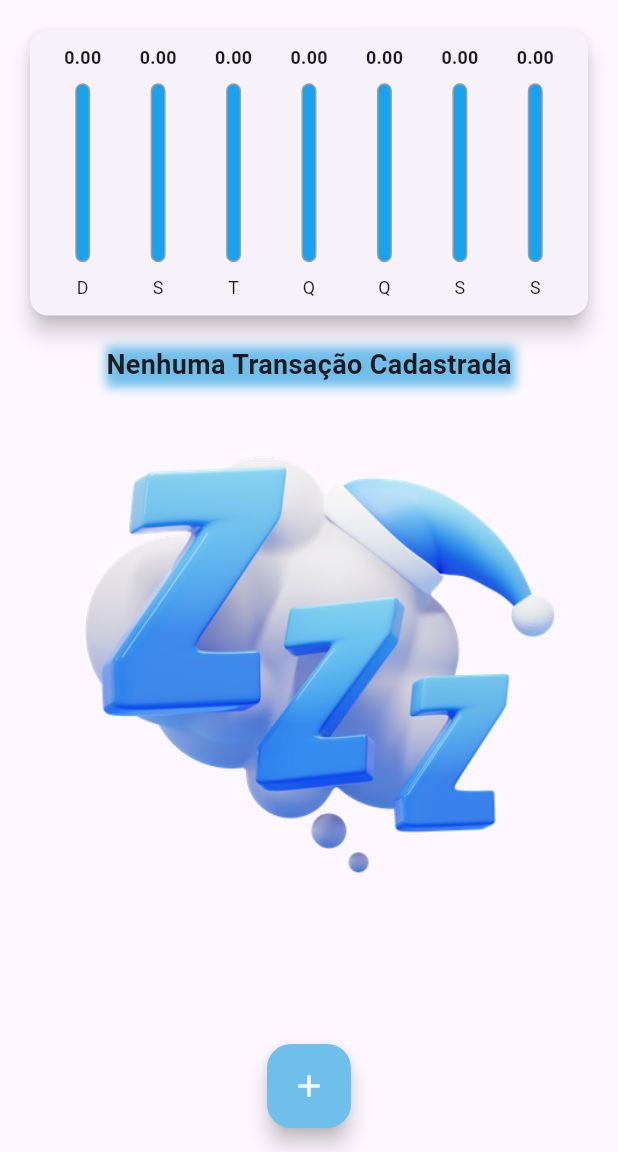
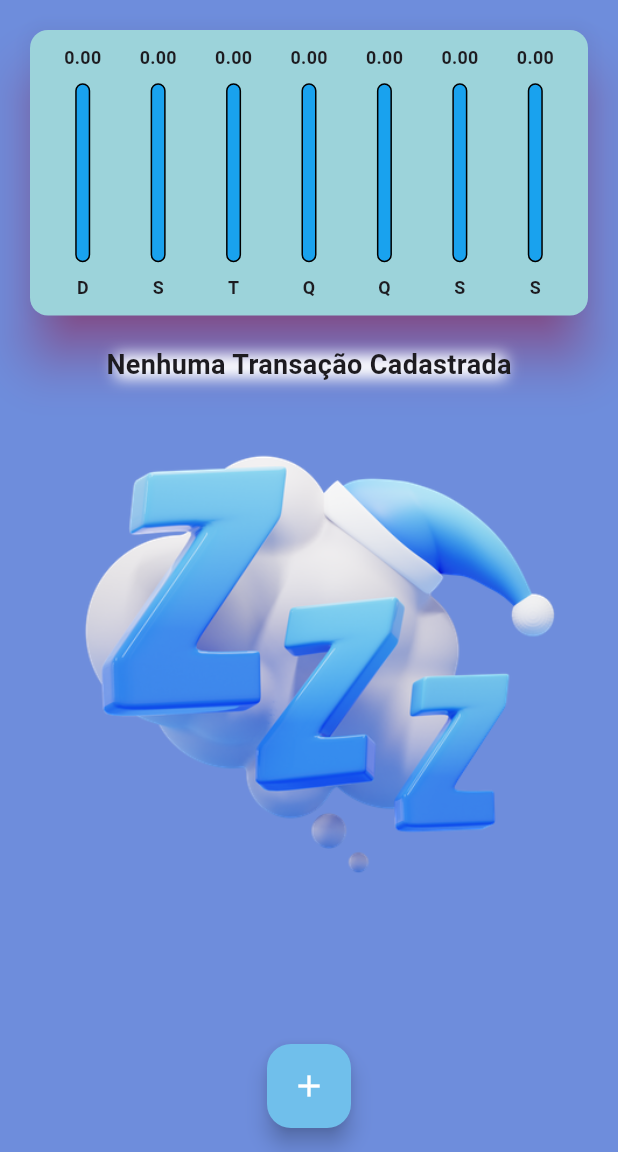
Before and after one commit to Cardoso21/despesasAap, a Flutter app: the screen it shows after launch, on a phone screen of 412 x 824 dp, the part 84-1236 px from its top. Run offline on Flutter 3.47's test engine with Material 3 defaults, Android fonts, the phone set to English and light mode, and no system bars; Roboto replaces fonts that are missing (RobotoMano).

Commit message:
atualizando style

```diff
--- a/lib/components/chart.dart
+++ b/lib/components/chart.dart
@@ -42,7 +42,9 @@ class Chart extends StatelessWidget {
   @override
   Widget build(BuildContext context) {
     return Card(
-      elevation: 6,
+      color: Color.fromRGBO(156, 211, 218, 1.0),
+      shadowColor: Colors.pink,
+      elevation: 15,
       margin: const EdgeInsets.all(20),
       child: Padding(
         padding: const EdgeInsets.all(10),
--- a/lib/components/chart_bar.dart
+++ b/lib/components/chart_bar.dart
@@ -34,7 +34,7 @@ class ChartBar extends StatelessWidget {
               children: [
                 Container(
                   decoration: BoxDecoration(
-                    border: Border.all(color: Colors.grey, width: 1.0),
+                    border: Border.all(color: Colors.black, width: 1.0),
                     color: Color.fromRGBO(25, 162, 238, 1.0),
                     borderRadius: BorderRadius.circular(10),
                   ),
@@ -56,7 +56,9 @@ class ChartBar extends StatelessWidget {
           Container(
             height: constraintis.maxHeight * 0.10,
             child: FittedBox(
-              child: Text(label),
+              child: Text(label,style: TextStyle(
+                fontWeight: FontWeight.bold
+              ),),
             ),
           ),
         ],
--- a/lib/components/transaction_list.dart
+++ b/lib/components/transaction_list.dart
@@ -17,9 +17,9 @@ class TransactionList extends StatelessWidget {
                 decoration: BoxDecoration(
                   boxShadow: [
                     BoxShadow(
-                      color: Color.fromRGBO(112, 191, 235, 150),
-                      spreadRadius: 1,
-                      blurRadius: 5,
+                      color:Colors.white,
+                      spreadRadius: -5,
+                      blurRadius: 8,
                       offset: Offset(1, 1), // Muda a posição da sombra
                     ),
                   ],
@@ -44,6 +44,7 @@ class TransactionList extends StatelessWidget {
             itemBuilder: (ctx, index) {
               final tr = transactions[index];
               return Card(
+                color: Colors.white54,
                 elevation: 5,
                 margin: EdgeInsets.symmetric(
                   vertical: 8,
--- a/lib/home.dart
+++ b/lib/home.dart
@@ -68,21 +68,24 @@ class _MyHomoPageState extends State<MyHomoPage> {
         ),
       ],
     );
-    final availableHeigth = MediaQuery.of(context).size.height -
+    final availableHeight = MediaQuery.of(context).size.height -
         appBar.preferredSize.height -
         MediaQuery.of(context).padding.top;
+
     return Scaffold(
       appBar: appBar,
+      backgroundColor: Color.fromRGBO(110, 141, 220, 1.0),
+      // Defina a cor de fundo aqui
       body: SingleChildScrollView(
         child: Column(
           crossAxisAlignment: CrossAxisAlignment.stretch,
           children: [
             Container(
-              height: availableHeigth * 0.3,
+              height: availableHeight * 0.3,
               child: Chart(_recentTransactions),
             ),
             Container(
-              height: availableHeigth * 0.7,
+              height: availableHeight * 0.7,
               child: TransactionList(_transactions, _deleteTransaction),
             ),
           ],
--- a/pubspec.yaml
+++ b/pubspec.yaml
@@ -23,6 +23,7 @@ flutter:
   assets:
   # Adicione aqui seus assets, se houver
    - assets/images/zzz.png
+   - assets/images/dinheiro.avif
   # - images/a_dot_ham.jpeg
 
   fonts:
```
Also changed, not shown: 1 other file.
